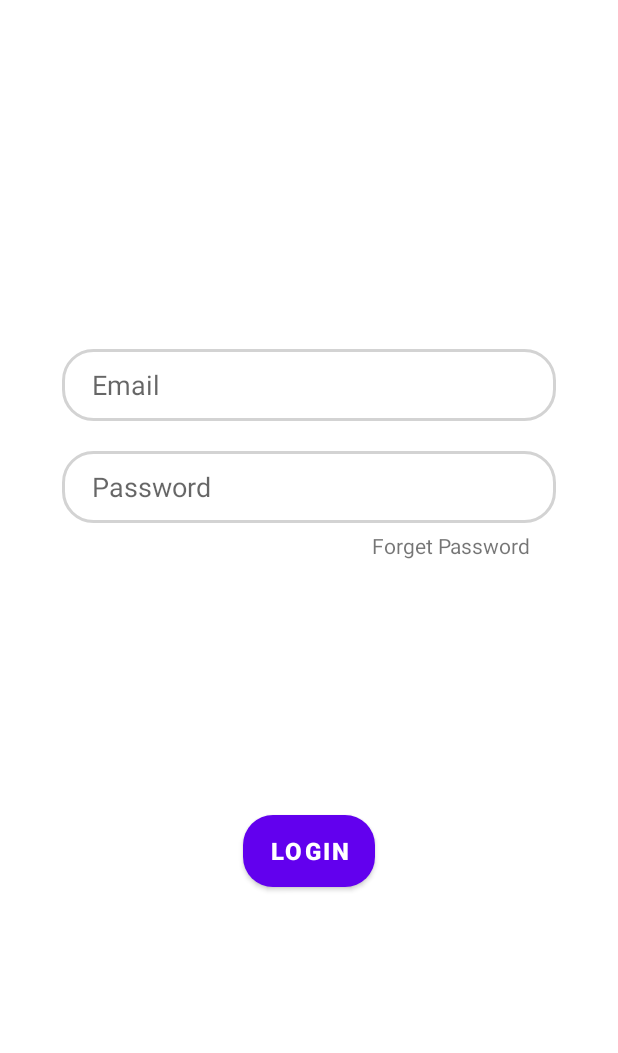
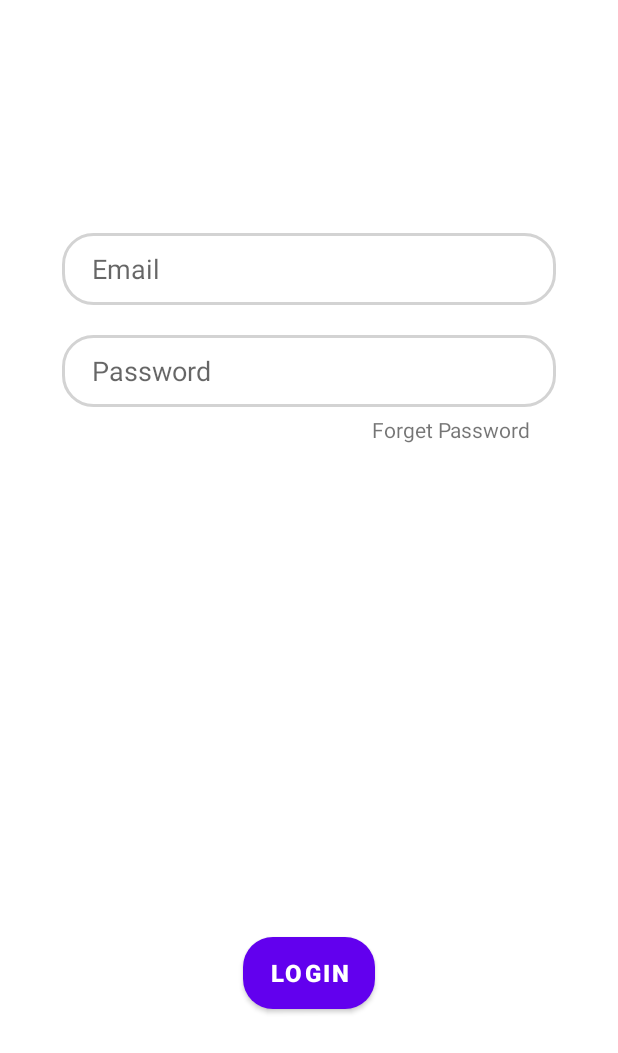
Before and after one commit to jeffeehsiung/Bouldering_Social_App, an Android app: the layout login_tab_fragment.xml on its own in the app's theme, with its tools: preview values and no code run, on a phone screen of 412 x 824 dp. Shown: the top 1053 px of the screen. Run offline under Robolectric (Android 15) with nearby library versions, the phone set to English and light mode, and no system bars.

Commit message:
jeffee's commit: - build.gradle add implementation 'com.google.android.material:material:1.1.0-beta01' - add into manifest: <uses-permission android:name="android.permission.INTERNET" /> - deleted progressBar since DBconnection now works - update loginActivity design -add int build.gradle: implementation 'androidx.viewpager2:viewpager2:1.0.0' - LoginActivity 95% finished. one bug remains: password was correct but system feedback userExist yet password incorrect

```diff
--- a/app/src/main/res/layout/login_tab_fragment.xml
+++ b/app/src/main/res/layout/login_tab_fragment.xml
@@ -20,7 +20,7 @@
         app:layout_constraintHorizontal_bias=".5"
         app:layout_constraintStart_toStartOf="parent"
         app:layout_constraintTop_toTopOf="parent"
-        app:layout_constraintVertical_bias=".3"
+        app:layout_constraintVertical_bias=".2"
         app:layout_constraintWidth_percent=".8" />
 
     <EditText
@@ -53,7 +53,7 @@
         app:layout_constraintBottom_toBottomOf="parent"
         app:layout_constraintEnd_toEndOf="parent"
         app:layout_constraintStart_toStartOf="parent"
-        app:layout_constraintTop_toTopOf="parent"
+        app:layout_constraintTop_toBottomOf="@+id/password"
         app:layout_constraintVertical_bias=".7"
         app:layout_constraintWidth_percent=".8" />
 
--- a/app/src/main/res/layout/signup_tab_fragment.xml
+++ b/app/src/main/res/layout/signup_tab_fragment.xml
@@ -10,7 +10,7 @@
         android:layout_width="0dp"
         android:layout_height="wrap_content"
         app:layout_constraintWidth_percent=".8"
-        app:layout_constraintVertical_bias=".3"
+        app:layout_constraintVertical_bias=".2"
         app:layout_constraintHorizontal_bias=".5"
         android:hint="Email"
         android:background="@drawable/edit_text_bg"
@@ -85,7 +85,7 @@
         app:layout_constraintBottom_toBottomOf="parent"
         app:layout_constraintEnd_toEndOf="parent"
         app:layout_constraintStart_toStartOf="parent"
-        app:layout_constraintTop_toTopOf="parent"
+        app:layout_constraintTop_toBottomOf="@+id/confirmPassword"
         app:layout_constraintVertical_bias=".8"
         app:layout_constraintWidth_percent=".8" />
 
```
